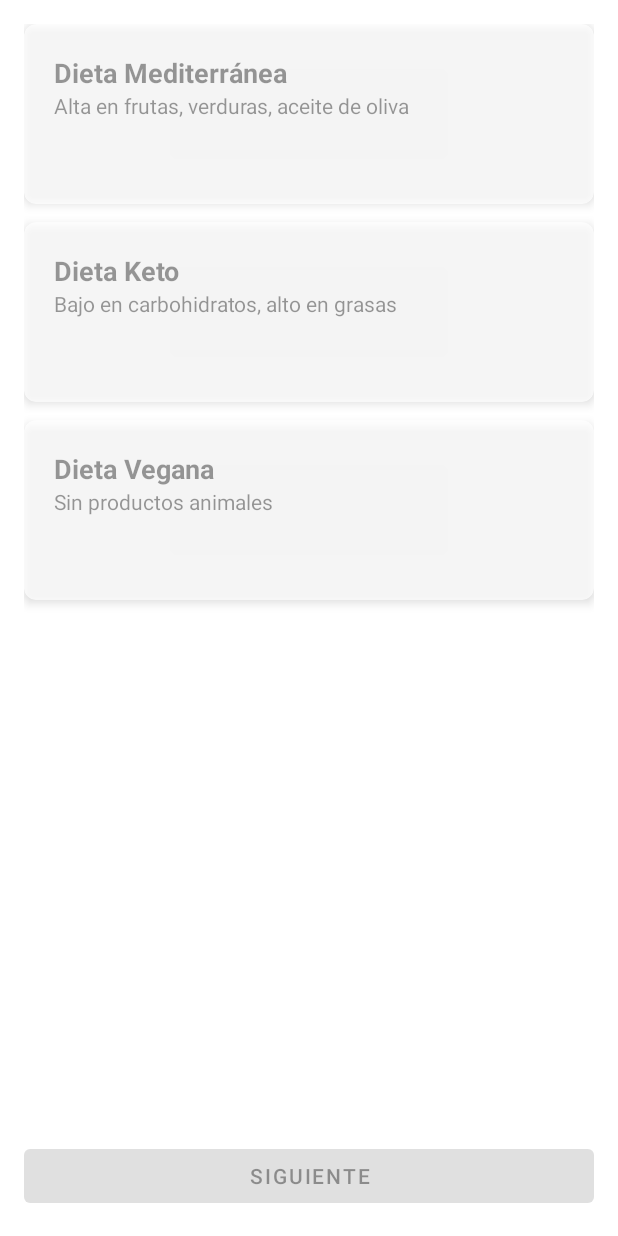
After one commit to Vicserra22/ADNApp, an Android app: the fragment DietSelectionFragment shown on its own in the app's theme, on a phone screen of 412 x 824 dp. The commit adds this screen. Run offline under Robolectric (Android 15) with nearby library versions, the phone set to English and light mode, and no system bars; our stand-ins replace Picasso; pictures from the network do not load.

Commit message:
Add register flow

```diff
--- a/app/build.gradle.kts
+++ b/app/build.gradle.kts
@@ -52,4 +52,7 @@ dependencies {
     androidTestImplementation(libs.androidx.junit)
     androidTestImplementation(libs.androidx.espresso.core)
     implementation(libs.androidx.core.splashscreen.v100)
+    implementation(libs.picasso)
+
+
 }
--- /dev/null
+++ b/app/src/main/java/com/example/adnapp/DietSelectionFragment.kt
@@ -0,0 +1,61 @@
+package com.example.adnapp.fragments
+
+import android.os.Bundle
+import android.view.LayoutInflater
+import android.view.View
+import android.view.ViewGroup
+import androidx.fragment.app.Fragment
+import androidx.recyclerview.widget.LinearLayoutManager
+import com.example.adnapp.adapters.DietAdapter
+import com.example.adnapp.databinding.FragmentDietSelectionBinding
+import com.example.adnapp.models.Diet
+
+class DietSelectionFragment : Fragment() {
+
+    private var _binding: FragmentDietSelectionBinding? = null
+    private val binding get() = _binding!!
+
+    private lateinit var dietAdapter: DietAdapter
+
+    private val diets = listOf(
+            Diet("1", "Dieta Mediterránea", "Alta en frutas, verduras, aceite de oliva", "https://example.com/mediterranea.jpg"),
+            Diet("2", "Dieta Keto", "Bajo en carbohidratos, alto en grasas", "https://example.com/keto.jpg"),
+            Diet("3", "Dieta Vegana", "Sin productos animales", "https://example.com/vegana.jpg")
+    )
+
+    private var selectedDiet: Diet? = null
+
+    override fun onCreateView(
+            inflater: LayoutInflater, container: ViewGroup?,
+            savedInstanceState: Bundle?
+    ): View {
+        _binding = FragmentDietSelectionBinding.inflate(inflater, container, false)
+        return binding.root
+    }
+
+    override fun onViewCreated(view: View, savedInstanceState: Bundle?) {
+        super.onViewCreated(view, savedInstanceState)
+
+        dietAdapter = DietAdapter(diets) { diet ->
+                selectedDiet = diet
+            binding.btnNextDiet.isEnabled = true
+        }
+
+        binding.rvDiets.apply {
+            layoutManager = LinearLayoutManager(requireContext())
+            adapter = dietAdapter
+        }
+
+        binding.btnNextDiet.setOnClickListener {
+            // Aquí pasas la dieta seleccionada al siguiente fragmento o guardas
+            selectedDiet?.let {
+                // TODO: guarda o navega con la info
+            }
+        }
+    }
+
+    override fun onDestroyView() {
+        super.onDestroyView()
+        _binding = null
+    }
+}
--- /dev/null
+++ b/app/src/main/java/com/example/adnapp/adapters/DietAdapter.kt
@@ -0,0 +1,61 @@
+package com.example.adnapp.adapters
+
+import android.view.LayoutInflater
+import android.view.View
+import android.view.ViewGroup
+import android.widget.ImageView
+import android.widget.TextView
+import androidx.recyclerview.widget.RecyclerView
+import com.example.adnapp.R
+import com.example.adnapp.models.Diet
+import com.squareup.picasso.Picasso
+
+class DietAdapter(
+    private val diets: List<Diet>,
+    private val onItemClick: (Diet) -> Unit
+) : RecyclerView.Adapter<DietAdapter.DietViewHolder>() {
+
+    private var selectedPosition = RecyclerView.NO_POSITION
+
+    inner class DietViewHolder(itemView: View) : RecyclerView.ViewHolder(itemView) {
+        val tvTitle: TextView = itemView.findViewById(R.id.tvDietTitle)
+        val tvDesc: TextView = itemView.findViewById(R.id.tvDietDesc)
+        val ivImage: ImageView = itemView.findViewById(R.id.ivDietImage)
+
+        init {
+            itemView.setOnClickListener {
+                val position = adapterPosition
+                if (position != RecyclerView.NO_POSITION) {
+                    notifyItemChanged(selectedPosition)
+                    selectedPosition = position
+                    notifyItemChanged(selectedPosition)
+                    onItemClick(diets[position])
+                }
+            }
+        }
+    }
+
+    override fun onCreateViewHolder(parent: ViewGroup, viewType: Int): DietViewHolder {
+        val view = LayoutInflater.from(parent.context)
+            .inflate(R.layout.item_diet, parent, false)
+        return DietViewHolder(view)
+    }
+
+    override fun onBindViewHolder(holder: DietViewHolder, position: Int) {
+        val diet = diets[position]
+        holder.tvTitle.text = diet.title
+        holder.tvDesc.text = diet.description
+
+        // Carga la imagen con Picasso o Glide, aquí uso Picasso como ejemplo:
+        Picasso.get()
+            .load(diet.imageUrl)
+            .placeholder(R.drawable.ic_placeholder) // Pon un placeholder en drawable
+            .into(holder.ivImage)
+
+        // Cambia el fondo si está seleccionado
+        holder.itemView.isSelected = (position == selectedPosition)
+        holder.itemView.alpha = if (position == selectedPosition) 1f else 0.7f
+    }
+
+    override fun getItemCount() = diets.size
+}
--- /dev/null
+++ b/app/src/main/java/com/example/adnapp/models/Diet.kt
@@ -0,0 +1,9 @@
+package com.example.adnapp.models
+
+
+data class Diet(
+    val id: String,
+    val title: String,
+    val description: String,
+    val imageUrl: String
+)
--- /dev/null
+++ b/app/src/main/res/drawable/ic_placeholder.xml
@@ -0,0 +1,4 @@
+<?xml version="1.0" encoding="utf-8"?>
+<selector xmlns:android="http://schemas.android.com/apk/res/android">
+
+</selector>
--- /dev/null
+++ b/app/src/main/res/layout/fragment_diet_selection.xml
@@ -0,0 +1,31 @@
+<?xml version="1.0" encoding="utf-8"?>
+<androidx.constraintlayout.widget.ConstraintLayout xmlns:android="http://schemas.android.com/apk/res/android"
+    xmlns:tools="http://schemas.android.com/tools"
+    android:layout_width="match_parent"
+    android:layout_height="match_parent"
+    xmlns:app="http://schemas.android.com/apk/res-auto"
+    android:padding="16dp"
+    tools:context=".DietSelectionFragment">
+
+    <androidx.recyclerview.widget.RecyclerView
+        android:id="@+id/rvDiets"
+        android:layout_width="0dp"
+        android:layout_height="0dp"
+        android:clipToPadding="false"
+        android:paddingBottom="16dp"
+        app:layout_constraintTop_toTopOf="parent"
+        app:layout_constraintBottom_toTopOf="@+id/btnNextDiet"
+        app:layout_constraintStart_toStartOf="parent"
+        app:layout_constraintEnd_toEndOf="parent" />
+
+    <Button
+        android:id="@+id/btnNextDiet"
+        android:layout_width="0dp"
+        android:layout_height="wrap_content"
+        android:text="@string/siguiente"
+        android:enabled="false"
+        app:layout_constraintBottom_toBottomOf="parent"
+        app:layout_constraintStart_toStartOf="parent"
+        app:layout_constraintEnd_toEndOf="parent" />
+
+</androidx.constraintlayout.widget.ConstraintLayout>
--- /dev/null
+++ b/app/src/main/res/layout/item_diet.xml
@@ -0,0 +1,51 @@
+<?xml version="1.0" encoding="utf-8"?>
+<androidx.cardview.widget.CardView xmlns:android="http://schemas.android.com/apk/res/android"
+    xmlns:card_view="http://schemas.android.com/apk/res-auto"
+    android:layout_width="match_parent"
+    android:layout_height="120dp"
+    xmlns:tools="http://schemas.android.com/tools"
+    android:layout_marginBottom="12dp"
+    card_view:cardCornerRadius="8dp"
+    card_view:cardElevation="4dp">
+
+    <LinearLayout
+        android:orientation="horizontal"
+        android:layout_width="match_parent"
+        android:layout_height="match_parent"
+        android:padding="12dp">
+
+        <LinearLayout
+            android:orientation="vertical"
+            android:layout_width="0dp"
+            android:layout_height="match_parent"
+            android:layout_weight="1"
+            android:padding="8dp">
+
+            <TextView
+                android:id="@+id/tvDietTitle"
+                android:layout_width="wrap_content"
+                android:layout_height="wrap_content"
+                tools:text="Nombre dieta"
+                android:textSize="18sp"
+                android:textStyle="bold"/>
+
+            <TextView
+                android:id="@+id/tvDietDesc"
+                android:layout_width="match_parent"
+                android:layout_height="68dp"
+                android:ellipsize="end"
+                android:maxLines="3"
+                android:textSize="14sp"
+                tools:text="Descripción breve de la dieta" />
+        </LinearLayout>
+
+        <ImageView
+            android:id="@+id/ivDietImage"
+            android:layout_width="100dp"
+            android:layout_height="match_parent"
+            android:scaleType="centerCrop"
+            android:contentDescription="Imagen dieta"
+            tools:ignore="HardcodedText" />
+    </LinearLayout>
+
+</androidx.cardview.widget.CardView>
--- a/gradle/libs.versions.toml
+++ b/gradle/libs.versions.toml
@@ -14,6 +14,7 @@ lifecycleLivedataKtx = "2.9.0"
 lifecycleViewmodelKtx = "2.9.0"
 navigationFragmentKtx = "2.9.0"
 navigationUiKtx = "2.9.0"
+picasso = "2.8"
 
 [libraries]
 androidx-core-ktx = { group = "androidx.core", name = "core-ktx", version.ref = "coreKtx" }
@@ -29,6 +30,7 @@ androidx-lifecycle-livedata-ktx = { group = "androidx.lifecycle", name = "lifecy
 androidx-lifecycle-viewmodel-ktx = { group = "androidx.lifecycle", name = "lifecycle-viewmodel-ktx", version.ref = "lifecycleViewmodelKtx" }
 androidx-navigation-fragment-ktx = { group = "androidx.navigation", name = "navigation-fragment-ktx", version.ref = "navigationFragmentKtx" }
 androidx-navigation-ui-ktx = { group = "androidx.navigation", name = "navigation-ui-ktx", version.ref = "navigationUiKtx" }
+picasso = { module = "com.squareup.picasso:picasso", version.ref = "picasso" }
 
 [plugins]
 android-application = { id = "com.android.application", version.ref = "agp" }
```
Also changed, not shown: app/src/main/res/layout/fragment_personalization.xml (added, +101 -0 lines), app/src/main/res/layout/fragment_user_info.xml (added, +97 -0 lines), app/src/main/res/values/strings.xml (+19 -0 lines).
